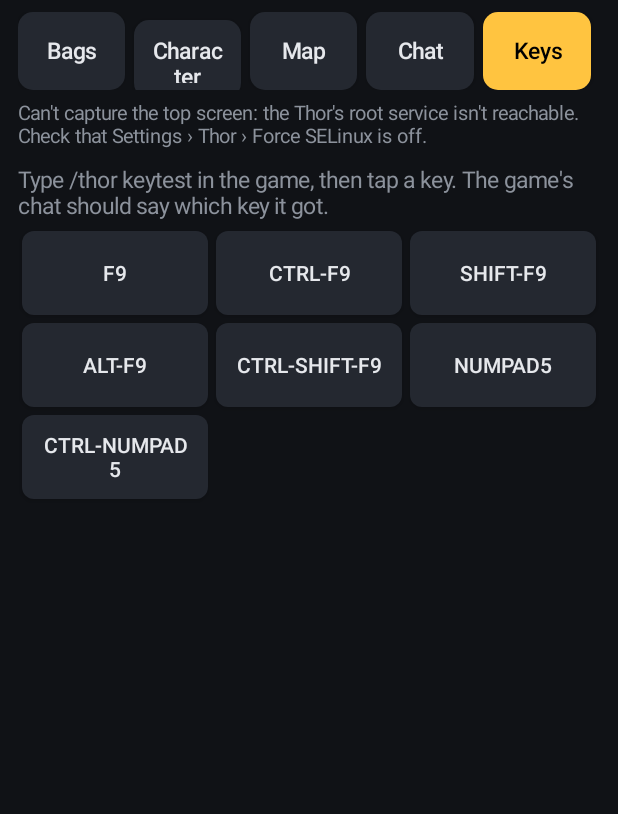
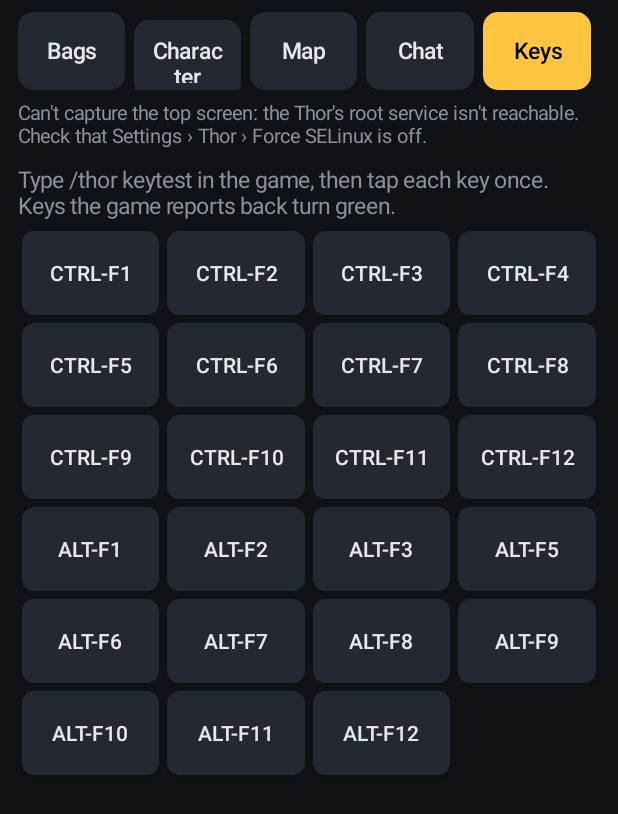
Before and after one commit to weltenaichaos/thor-companion, an Android app: the screen it shows after launch (MainActivity), after a tap on "Keys", on a phone screen of 412 x 824 dp. Shown: the top 814 px of the screen. Run offline under Robolectric (Android 15) with nearby library versions, the phone set to English and light mode, and no system bars; 3 other taps on this screen came first.

Commit message:
Key test round 2: all CTRL and ALT function keys, ticked off in the app
Round 1 on the Thor: CTRL-F9 and ALT-F9 reached WoW; single keys,
SHIFT and the numpad did not. Round 2 tests CTRL-F1..F12 and
ALT-F1..F12 (not ALT-F4, which closes the game window). While the test
runs, the strip reports the keys that arrived and the app turns them
green, so nobody has to read the chat.

Co-Authored-By: Claude Opus 5.5 (1M context) <noreply@anthropic.com>
Claude-Session: https://claude.ai/code/session_01UR4bEvdfQ2KgUMKvdVNNt3

```diff
--- a/app/src/main/java/thor/companion/MainActivity.kt
+++ b/app/src/main/java/thor/companion/MainActivity.kt
@@ -34,6 +34,8 @@ class MainActivity : Activity() {
     private var panel = Panel.BAGS
     private var state: GameState? = null
     private var lastSeq = -1
+    private var gotKeys: Set<String> = emptySet()
+    private var keyResult = ""
 
     @Volatile private var worker: Thread? = null
 
@@ -101,7 +103,10 @@ class MainActivity : Activity() {
             if (frame != null) {
                 misses = 0
                 val page = ItemNames.parse(frame.payload)
-                if (page != null) {
+                if (frame.payload.startsWith("TK1|")) {
+                    val keys = frame.payload.substring(4).split(',').filter { it.isNotEmpty() }.toSet()
+                    runOnUiThread { onKeys(keys) }
+                } else if (page != null) {
                     val changed = names.addAll(page)
                     runOnUiThread { onNames(changed) }
                 } else {
@@ -128,6 +133,13 @@ class MainActivity : Activity() {
         lastSeq = seq
         state = parsed
         if (panel != Panel.KEYS) render()
+    }
+
+    private fun onKeys(keys: Set<String>) {
+        status.text = "Connected, key test running"
+        if (keys == gotKeys) return
+        gotKeys = keys
+        if (panel == Panel.KEYS) render()
     }
 
     private fun onNames(changed: Boolean) {
@@ -190,20 +202,24 @@ class MainActivity : Activity() {
 
     /** Key test: each button sends one key to the game's screen; `/thor keytest` in game prints what arrives. */
     private fun renderKeys() {
-        content.addView(line("Type /thor keytest in the game, then tap a key. The game's chat should say which key it got.", DIM))
-        val result = line("", TEXT)
-        val grid = GridLayout(this).apply { columnCount = 3 }
+        content.addView(line("Type /thor keytest in the game, then tap each key once. Keys the game reports back turn green.", DIM))
+        val result = line(keyResult, TEXT)
+        val grid = GridLayout(this).apply { columnCount = 4 }
         for (key in TEST_KEYS) {
+            val got = key in gotKeys
             val b = Button(this).apply {
-                text = key
+                text = if (got) "✓ $key" else key
                 isAllCaps = false
-                setTextColor(TEXT)
-                background = GradientDrawable().apply { cornerRadius = dp(8).toFloat(); setColor(CARD) }
+                setTextColor(if (got) Color.BLACK else TEXT)
+                background = GradientDrawable().apply { cornerRadius = dp(8).toFloat(); setColor(if (got) GOT else CARD) }
                 setOnClickListener {
                     val target = gameDisplay()
                     Thread {
                         val err = KeySender.send(target, key)
-                        runOnUiThread { result.text = if (err == null) "Sent $key to screen $target" else "$key: $err" }
+                        runOnUiThread {
+                            keyResult = if (err == null) "Sent $key to screen $target" else "$key: $err"
+                            result.text = keyResult
+                        }
                     }.start()
                 }
             }
@@ -288,12 +304,13 @@ class MainActivity : Activity() {
 
     private companion object {
         /** Must match ns.TestKeys in addon/ThorCompanion/KeyTest.lua. */
-        val TEST_KEYS = listOf("F9", "CTRL-F9", "SHIFT-F9", "ALT-F9", "CTRL-SHIFT-F9", "NUMPAD5", "CTRL-NUMPAD5")
+        val TEST_KEYS = listOf("CTRL", "ALT").flatMap { mod -> (1..12).map { "$mod-F$it" } } - "ALT-F4"
         val BG = Color.rgb(16, 18, 22)
         val CARD = Color.rgb(36, 40, 48)
         val TEXT = Color.rgb(230, 232, 236)
         val DIM = Color.rgb(140, 146, 156)
         val ACCENT = Color.rgb(255, 196, 64)
+        val GOT = Color.rgb(90, 210, 120)
         val GOLD = Color.rgb(255, 210, 90)
     }
 }
```
Also changed, not shown: 3 other files.
